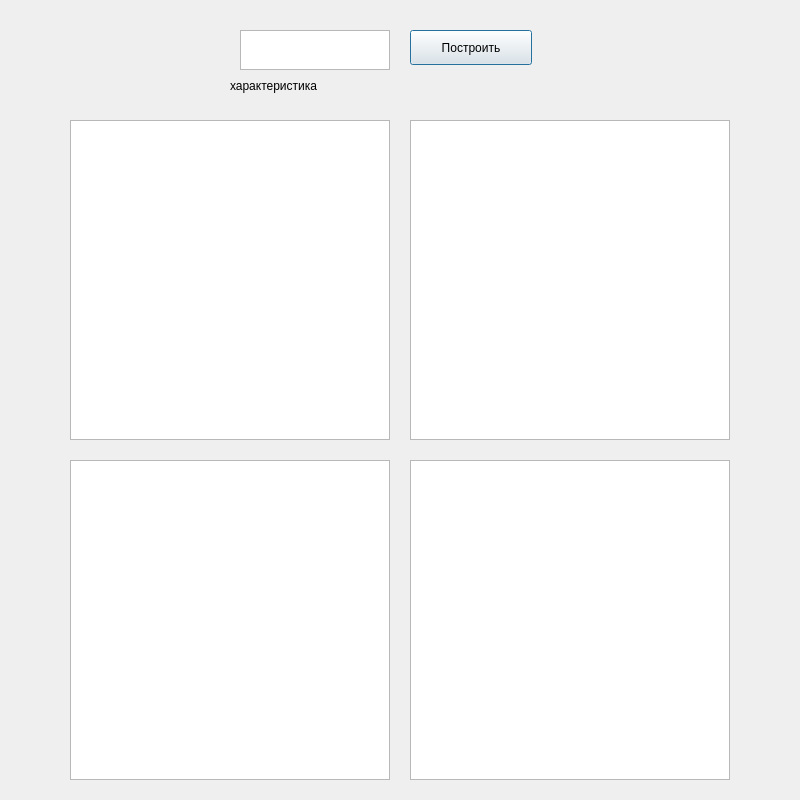
Above: simple.ui from Smaug-DS/galois_field before the change. Below: the same form after it.
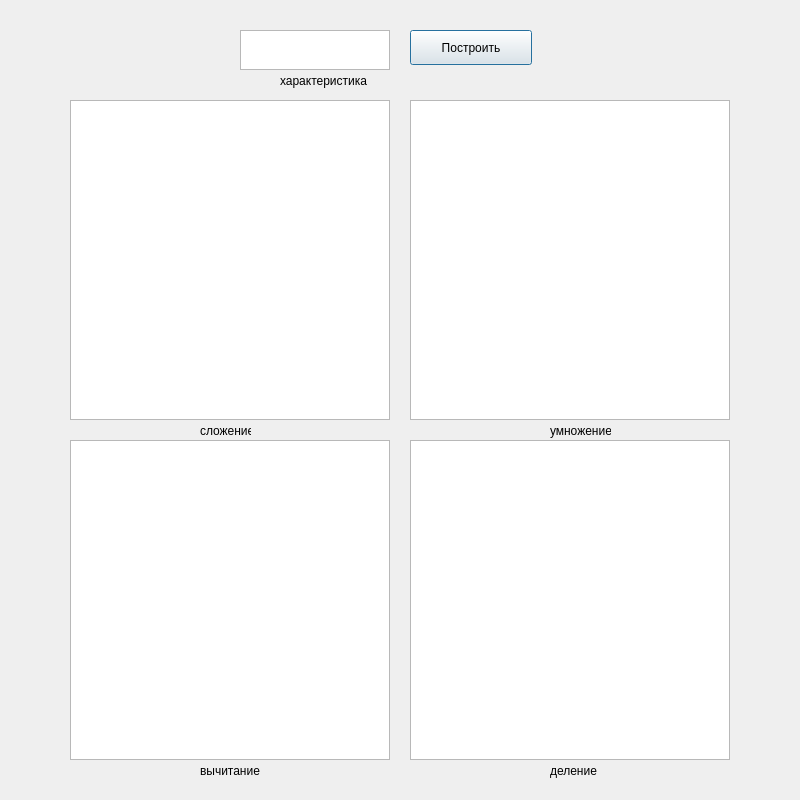
That is the form after the change.

The edit to the form file:
```diff
--- a/simple.ui
+++ b/simple.ui
@@ -40,7 +40,7 @@
    <property name="geometry">
     <rect>
      <x>70</x>
-     <y>120</y>
+     <y>100</y>
      <width>320</width>
      <height>320</height>
     </rect>
@@ -60,12 +60,15 @@
    <attribute name="horizontalHeaderStretchLastSection">
     <bool>false</bool>
    </attribute>
+   <attribute name="verticalHeaderVisible">
+    <bool>true</bool>
+   </attribute>
   </widget>
   <widget class="QTableWidget" name="mult">
    <property name="geometry">
     <rect>
      <x>410</x>
-     <y>120</y>
+     <y>100</y>
      <width>320</width>
      <height>320</height>
     </rect>
@@ -87,7 +90,7 @@
    <property name="geometry">
     <rect>
      <x>70</x>
-     <y>460</y>
+     <y>440</y>
      <width>320</width>
      <height>320</height>
     </rect>
@@ -109,7 +112,7 @@
    <property name="geometry">
     <rect>
      <x>410</x>
-     <y>460</y>
+     <y>440</y>
      <width>320</width>
      <height>320</height>
     </rect>
@@ -130,16 +133,68 @@
   <widget class="QLabel" name="label">
    <property name="geometry">
     <rect>
-     <x>230</x>
+     <x>280</x>
      <y>70</y>
-     <width>161</width>
-     <height>31</height>
+     <width>91</width>
+     <height>21</height>
     </rect>
    </property>
    <property name="text">
     <string>характеристика</string>
    </property>
   </widget>
+  <widget class="QLabel" name="label_2">
+   <property name="geometry">
+    <rect>
+     <x>200</x>
+     <y>420</y>
+     <width>51</width>
+     <height>21</height>
+    </rect>
+   </property>
+   <property name="text">
+    <string>сложение</string>
+   </property>
+  </widget>
+  <widget class="QLabel" name="label_3">
+   <property name="geometry">
+    <rect>
+     <x>550</x>
+     <y>420</y>
+     <width>61</width>
+     <height>21</height>
+    </rect>
+   </property>
+   <property name="text">
+    <string>умножение</string>
+   </property>
+  </widget>
+  <widget class="QLabel" name="label_4">
+   <property name="geometry">
+    <rect>
+     <x>200</x>
+     <y>760</y>
+     <width>61</width>
+     <height>21</height>
+    </rect>
+   </property>
+   <property name="text">
+    <string>вычитание</string>
+   </property>
+  </widget>
+  <widget class="QLabel" name="label_5">
+   <property name="geometry">
+    <rect>
+     <x>550</x>
+     <y>760</y>
+     <width>61</width>
+     <height>21</height>
+    </rect>
+   </property>
+   <property name="text">
+    <string>деление</string>
+   </property>
+  </widget>
  </widget>
  <resources/>
  <connections/>
```
